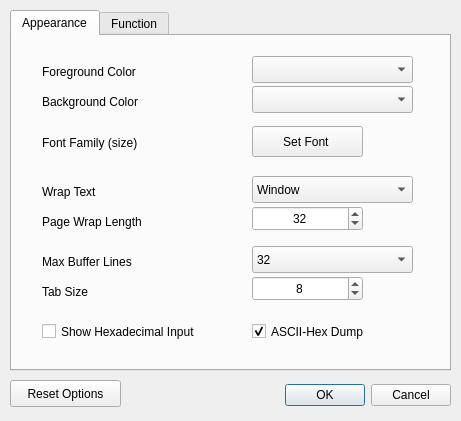
The window that propside/TermPrefs.ui (parallaxinc/SimpleIDE) describes before a commit, drawn with Qt 5.
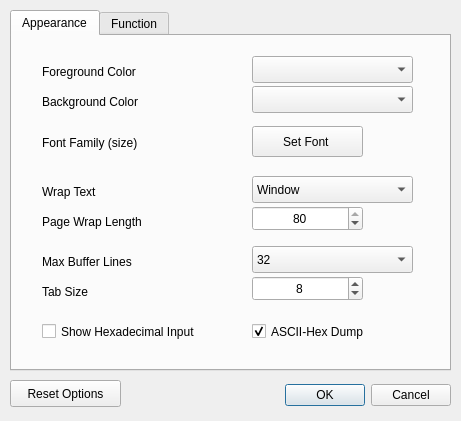
The same window after the commit.

Diff of the .ui file:
```diff
--- a/propside/TermPrefs.ui
+++ b/propside/TermPrefs.ui
@@ -169,7 +169,7 @@
       <number>80</number>
      </property>
      <property name="value">
-      <number>32</number>
+      <number>80</number>
      </property>
     </widget>
     <widget class="QLabel" name="labelMaxBuffer">
```
